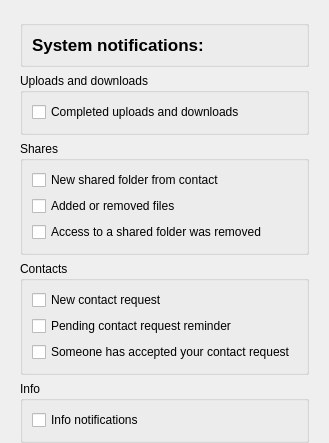
First picture: the form in src/MEGASync/gui/linux/NotificationsSettings.ui, repository meganz/MEGAsync, before the edit.
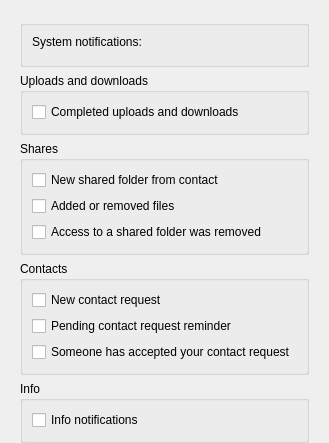
Second picture: the form after the edit. Custom widgets are drawn as their Qt base class.

```diff
--- a/src/MEGASync/gui/linux/NotificationsSettings.ui
+++ b/src/MEGASync/gui/linux/NotificationsSettings.ui
@@ -31,43 +31,20 @@
      <property name="title">
       <string/>
      </property>
-     <layout class="QVBoxLayout" name="verticalLayout_7">
-      <item>
-       <layout class="QHBoxLayout" name="horizontalLayout">
+     <layout class="QVBoxLayout" name="GeneralSwitchLayout">
         <item>
          <widget class="QLabel" name="GeneralSwithState">
-          <property name="font">
-           <font>
-            <pointsize>13</pointsize>
-            <bold>true</bold>
-           </font>
-          </property>
           <property name="text">
            <string>System notifications:</string>
           </property>
          </widget>
         </item>
-        <item>
-         <spacer name="horizontalSpacer">
-          <property name="orientation">
-           <enum>Qt::Horizontal</enum>
-          </property>
-          <property name="sizeHint" stdset="0">
-           <size>
-            <width>40</width>
-            <height>20</height>
-           </size>
-          </property>
-         </spacer>
-        </item>
         <item>
          <widget class="SwitchButton" name="GeneralSwitch" native="true">
           <property name="NotificationType" stdset="0">
            <UInt>0</UInt>
           </property>
          </widget>
-        </item>
-       </layout>
       </item>
      </layout>
     </widget>
```
Lines whose indentation alone changed are shown as unchanged.
